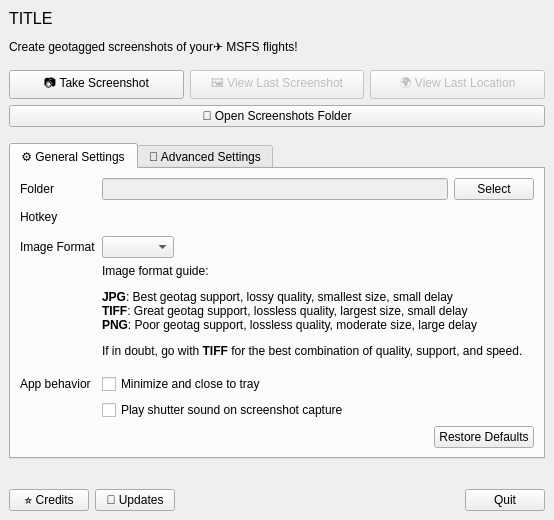
The window that qtdesigner/main_window.ui (pyviator/msfs-geoshot) describes before a commit, drawn with Qt 5.
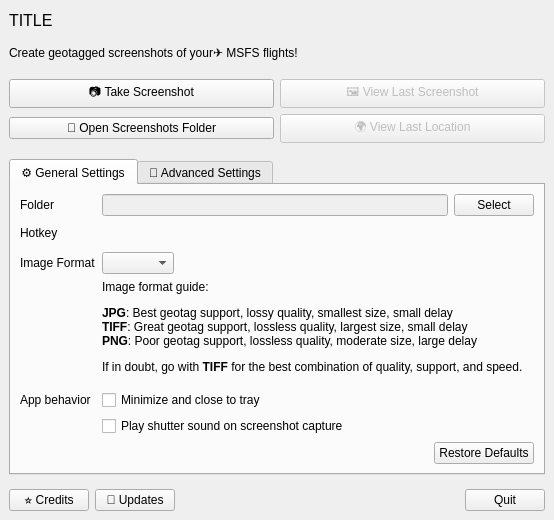
The same window after the commit.

Commit message: Implement thumbnail preview

Diff of the .ui file:
```diff
--- a/qtdesigner/main_window.ui
+++ b/qtdesigner/main_window.ui
@@ -30,7 +30,17 @@
     <item>
      <layout class="QVBoxLayout" name="verticalLayout_4">
       <item>
+       <layout class="QHBoxLayout" name="horizontalLayout_3">
+        <item>
+         <layout class="QVBoxLayout" name="verticalLayout">
+          <item>
        <widget class="QLabel" name="title">
+            <property name="sizePolicy">
+             <sizepolicy hsizetype="Preferred" vsizetype="Preferred">
+              <horstretch>5</horstretch>
+              <verstretch>0</verstretch>
+             </sizepolicy>
+            </property>
         <property name="font">
          <font>
           <pointsize>12</pointsize>
@@ -61,6 +71,12 @@
       </item>
       <item>
        <widget class="QLabel" name="label_5">
+            <property name="sizePolicy">
+             <sizepolicy hsizetype="Preferred" vsizetype="Preferred">
+              <horstretch>5</horstretch>
+              <verstretch>0</verstretch>
+             </sizepolicy>
+            </property>
         <property name="text">
          <string>Create geotagged screenshots of your✈️ MSFS flights!</string>
         </property>
@@ -82,6 +98,29 @@
         </property>
        </spacer>
       </item>
+         </layout>
+        </item>
+        <item>
+         <widget class="QLabel" name="thumbnail">
+          <property name="minimumSize">
+           <size>
+            <width>102</width>
+            <height>64</height>
+           </size>
+          </property>
+          <property name="maximumSize">
+           <size>
+            <width>64</width>
+            <height>64</height>
+           </size>
+          </property>
+          <property name="text">
+           <string/>
+          </property>
+         </widget>
+        </item>
+       </layout>
+      </item>
       <item>
        <layout class="QHBoxLayout" name="horizontalLayout_2">
         <item>
@@ -101,24 +140,28 @@
           </property>
          </widget>
         </item>
-        <item>
-         <widget class="QPushButton" name="view_last_location">
-          <property name="enabled">
-           <bool>false</bool>
-          </property>
-          <property name="text">
-           <string>🌍 View Last Location</string>
-          </property>
-         </widget>
-        </item>
        </layout>
       </item>
+      <item>
+       <layout class="QHBoxLayout" name="horizontalLayout_4">
       <item>
        <widget class="QPushButton" name="open_screenshots">
         <property name="text">
          <string>📂 Open Screenshots Folder</string>
         </property>
        </widget>
+        </item>
+        <item>
+         <widget class="QPushButton" name="view_last_location">
+          <property name="enabled">
+           <bool>false</bool>
+          </property>
+          <property name="text">
+           <string>🌍 View Last Location</string>
+          </property>
+         </widget>
+        </item>
+       </layout>
       </item>
      </layout>
     </item>
```
Lines whose indentation alone changed are shown as unchanged. The commit also changes 4 other files.
